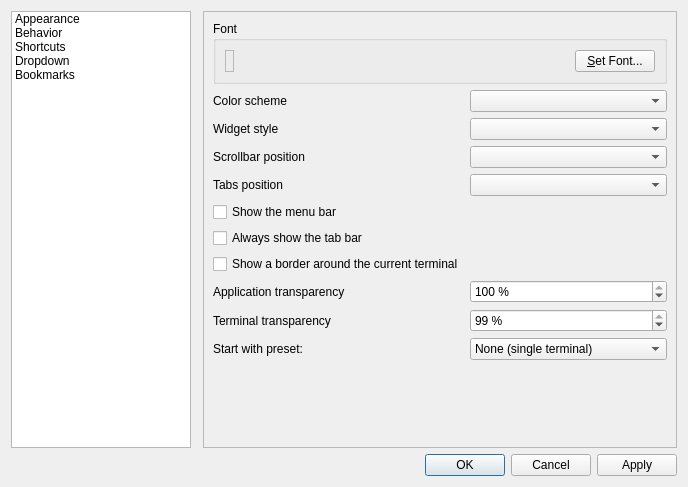
Qt form src/forms/propertiesdialog.ui (lxqt/qterminal) before a commit.
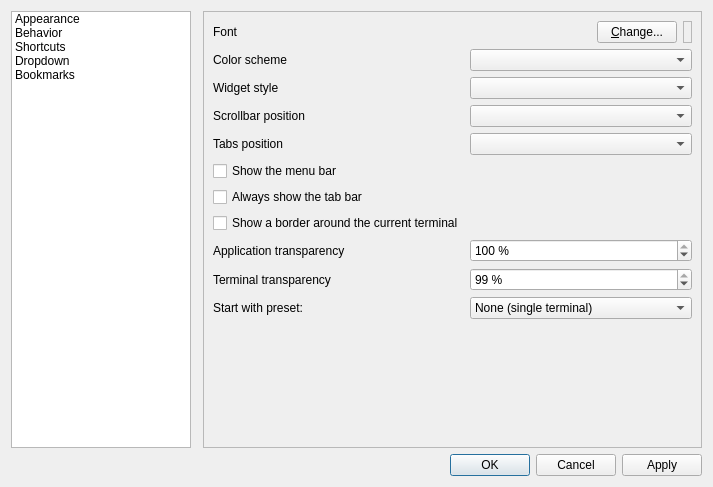
The same form after that commit.

Commit message: Changed layout of font-setting to better fit to the other settings in the widget.

The edit to the form file:
```diff
--- a/src/forms/propertiesdialog.ui
+++ b/src/forms/propertiesdialog.ui
@@ -6,7 +6,7 @@
    <rect>
     <x>0</x>
     <y>0</y>
-    <width>688</width>
+    <width>713</width>
     <height>487</height>
    </rect>
   </property>
@@ -84,37 +84,37 @@
      </property>
      <widget class="QWidget" name="lookAndFeelPage">
       <layout class="QGridLayout" name="gridLayout_3">
-       <item row="1" column="0">
+       <item row="2" column="0">
         <widget class="QLabel" name="label_5">
          <property name="text">
           <string>Color scheme</string>
          </property>
         </widget>
        </item>
-       <item row="1" column="1">
+       <item row="2" column="1">
         <widget class="QComboBox" name="colorSchemaCombo"/>
        </item>
-       <item row="2" column="0">
+       <item row="3" column="0">
         <widget class="QLabel" name="label_6">
          <property name="text">
           <string>Widget style</string>
          </property>
         </widget>
        </item>
-       <item row="2" column="1">
+       <item row="3" column="1">
         <widget class="QComboBox" name="styleComboBox"/>
        </item>
-       <item row="3" column="0">
+       <item row="4" column="0">
         <widget class="QLabel" name="label_7">
          <property name="text">
           <string>Scrollbar position</string>
          </property>
         </widget>
        </item>
-       <item row="3" column="1">
-        <widget class="QComboBox" name="scrollBarPos_comboBox"/>
+       <item row="5" column="1">
+        <widget class="QComboBox" name="tabsPos_comboBox"/>
        </item>
-       <item row="4" column="0">
+       <item row="5" column="0">
         <widget class="QLabel" name="label_8">
          <property name="text">
           <string>Tabs position</string>
@@ -122,30 +122,30 @@
         </widget>
        </item>
        <item row="4" column="1">
-        <widget class="QComboBox" name="tabsPos_comboBox"/>
+        <widget class="QComboBox" name="scrollBarPos_comboBox"/>
        </item>
-       <item row="5" column="0">
+       <item row="6" column="0">
         <widget class="QCheckBox" name="showMenuCheckBox">
          <property name="text">
           <string>Show the menu bar</string>
          </property>
         </widget>
        </item>
-       <item row="6" column="0">
+       <item row="7" column="0">
         <widget class="QCheckBox" name="alwaysShowTabsCheckBox">
          <property name="text">
           <string>Always show the tab bar</string>
          </property>
         </widget>
        </item>
-       <item row="7" column="0">
+       <item row="8" column="0">
         <widget class="QCheckBox" name="highlightCurrentCheckBox">
          <property name="text">
           <string>Show a border around the current terminal</string>
          </property>
         </widget>
        </item>
-       <item row="8" column="0">
+       <item row="9" column="0">
         <widget class="QLabel" name="label_4">
          <property name="text">
           <string>Application transparency</string>
@@ -155,23 +155,7 @@
          </property>
         </widget>
        </item>
-       <item row="8" column="1">
-        <widget class="QSpinBox" name="appOpacityBox">
-         <property name="suffix">
-          <string> %</string>
-         </property>
-         <property name="minimum">
-          <number>1</number>
-         </property>
-         <property name="maximum">
-          <number>100</number>
-         </property>
-         <property name="value">
-          <number>100</number>
-         </property>
-        </widget>
-       </item>
-       <item row="9" column="0">
+       <item row="10" column="0">
         <widget class="QLabel" name="label">
          <property name="text">
           <string>Terminal transparency</string>
@@ -179,19 +163,22 @@
         </widget>
        </item>
        <item row="9" column="1">
-        <widget class="QSpinBox" name="termOpacityBox">
+        <widget class="QSpinBox" name="appOpacityBox">
          <property name="suffix">
           <string> %</string>
          </property>
          <property name="minimum">
           <number>1</number>
          </property>
+         <property name="maximum">
+          <number>100</number>
+         </property>
          <property name="value">
-          <number>99</number>
+          <number>100</number>
          </property>
         </widget>
        </item>
-       <item row="10" column="0">
+       <item row="11" column="0">
         <widget class="QLabel" name="label_9">
          <property name="text">
           <string>Start with preset:</string>
@@ -199,6 +186,19 @@
         </widget>
        </item>
        <item row="10" column="1">
+        <widget class="QSpinBox" name="termOpacityBox">
+         <property name="suffix">
+          <string> %</string>
+         </property>
+         <property name="minimum">
+          <number>1</number>
+         </property>
+         <property name="value">
+          <number>99</number>
+         </property>
+        </widget>
+       </item>
+       <item row="11" column="1">
         <widget class="QComboBox" name="terminalPresetComboBox">
          <item>
           <property name="text">
@@ -222,7 +222,7 @@
          </item>
         </widget>
        </item>
-       <item row="11" column="0" colspan="2">
+       <item row="12" column="0" colspan="2">
         <spacer name="verticalSpacer_3">
          <property name="orientation">
           <enum>Qt::Vertical</enum>
@@ -235,42 +235,58 @@
          </property>
         </spacer>
        </item>
-       <item row="0" column="0" colspan="2">
-        <widget class="QGroupBox" name="groupBox">
-         <property name="title">
-          <string>Font</string>
-         </property>
-         <layout class="QGridLayout" name="gridLayout">
-          <item row="1" column="0">
-           <widget class="QLabel" name="fontSampleLabel">
-            <property name="frameShape">
-             <enum>QFrame::StyledPanel</enum>
-            </property>
+       <item row="0" column="0" rowspan="2" colspan="2">
+        <widget class="QWidget" name="fontWidget" native="true">
+         <layout class="QHBoxLayout" name="horizontalLayout_2">
+          <property name="leftMargin">
+           <number>0</number>
+          </property>
+          <property name="topMargin">
+           <number>0</number>
+          </property>
+          <property name="rightMargin">
+           <number>0</number>
+          </property>
+          <property name="bottomMargin">
+           <number>0</number>
+          </property>
+          <item>
+           <widget class="QLabel" name="fontLabel">
             <property name="text">
-             <string/>
-            </property>
-            <property name="wordWrap">
-             <bool>true</bool>
+             <string>Font</string>
             </property>
            </widget>
           </item>
-          <item row="1" column="1">
-           <spacer name="horizontalSpacer">
+          <item>
+           <spacer name="fontSpacer">
             <property name="orientation">
              <enum>Qt::Horizontal</enum>
             </property>
             <property name="sizeHint" stdset="0">
              <size>
-              <width>117</width>
+              <width>40</width>
               <height>20</height>
              </size>
             </property>
            </spacer>
           </item>
-          <item row="1" column="3">
+          <item>
            <widget class="QPushButton" name="changeFontButton">
             <property name="text">
-             <string>&amp;Set Font...</string>
+             <string>&amp;Change...</string>
+            </property>
+           </widget>
+          </item>
+          <item>
+           <widget class="QLabel" name="fontSampleLabel">
+            <property name="frameShape">
+             <enum>QFrame::StyledPanel</enum>
+            </property>
+            <property name="text">
+             <string/>
+            </property>
+            <property name="wordWrap">
+             <bool>false</bool>
             </property>
            </widget>
           </item>
```
